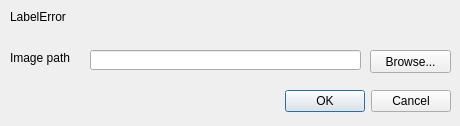
The window that fhgr/loaderrordialog.ui (cmahnke/FreehandRasterGeoreferencer) describes before a commit, drawn with Qt 5.
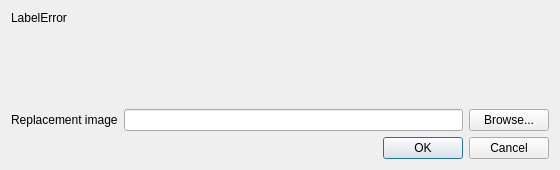
The same window after the commit.

```diff
--- a/fhgr/loaderrordialog.ui
+++ b/fhgr/loaderrordialog.ui
@@ -6,8 +6,8 @@
    <rect>
     <x>0</x>
     <y>0</y>
-    <width>460</width>
-    <height>126</height>
+    <width>560</width>
+    <height>170</height>
    </rect>
   </property>
   <property name="windowTitle">
@@ -16,77 +16,65 @@
   <property name="modal">
    <bool>true</bool>
   </property>
-  <widget class="QDialogButtonBox" name="buttonBox">
-   <property name="geometry">
-    <rect>
-     <x>80</x>
-     <y>90</y>
-     <width>371</width>
-     <height>23</height>
-    </rect>
-   </property>
-   <property name="orientation">
-    <enum>Qt::Horizontal</enum>
-   </property>
-   <property name="standardButtons">
-    <set>QDialogButtonBox::Cancel|QDialogButtonBox::Ok</set>
-   </property>
-  </widget>
-  <widget class="QLineEdit" name="lineEditImagePath">
-   <property name="geometry">
-    <rect>
-     <x>90</x>
-     <y>50</y>
-     <width>271</width>
-     <height>20</height>
-    </rect>
-   </property>
-  </widget>
-  <widget class="QPushButton" name="pushButtonBrowse">
-   <property name="geometry">
-    <rect>
-     <x>370</x>
-     <y>50</y>
-     <width>81</width>
-     <height>23</height>
-    </rect>
-   </property>
-   <property name="text">
-    <string>Browse...</string>
-   </property>
-  </widget>
-  <widget class="QLabel" name="label">
-   <property name="geometry">
-    <rect>
-     <x>10</x>
-     <y>50</y>
-     <width>71</width>
-     <height>16</height>
-    </rect>
-   </property>
-   <property name="text">
-    <string>Image path</string>
-   </property>
-  </widget>
-  <widget class="QLabel" name="lblError">
-   <property name="geometry">
-    <rect>
-     <x>10</x>
-     <y>10</y>
-     <width>431</width>
-     <height>31</height>
-    </rect>
-   </property>
-   <property name="text">
-    <string>LabelError</string>
-   </property>
-   <property name="alignment">
-    <set>Qt::AlignLeading|Qt::AlignLeft|Qt::AlignTop</set>
-   </property>
-   <property name="wordWrap">
-    <bool>true</bool>
-   </property>
-  </widget>
+  <layout class="QVBoxLayout" name="verticalLayout">
+   <item>
+    <widget class="QLabel" name="lblError">
+     <property name="text">
+      <string>LabelError</string>
+     </property>
+     <property name="alignment">
+      <set>Qt::AlignLeading|Qt::AlignLeft|Qt::AlignTop</set>
+     </property>
+     <property name="wordWrap">
+      <bool>true</bool>
+     </property>
+     <property name="textInteractionFlags">
+      <set>Qt::TextSelectableByKeyboard|Qt::TextSelectableByMouse</set>
+     </property>
+    </widget>
+   </item>
+   <item>
+    <layout class="QGridLayout" name="pathLayout">
+     <item row="0" column="0">
+      <widget class="QLabel" name="label">
+       <property name="text">
+        <string>Replacement image</string>
+       </property>
+       <property name="buddy">
+        <cstring>lineEditImagePath</cstring>
+       </property>
+      </widget>
+     </item>
+     <item row="0" column="1">
+      <widget class="QLineEdit" name="lineEditImagePath">
+       <property name="sizePolicy">
+        <sizepolicy hsizetype="Expanding" vsizetype="Fixed">
+         <horstretch>1</horstretch>
+         <verstretch>0</verstretch>
+        </sizepolicy>
+       </property>
+      </widget>
+     </item>
+     <item row="0" column="2">
+      <widget class="QPushButton" name="pushButtonBrowse">
+       <property name="text">
+        <string>Browse...</string>
+       </property>
+      </widget>
+     </item>
+    </layout>
+   </item>
+   <item>
+    <widget class="QDialogButtonBox" name="buttonBox">
+     <property name="orientation">
+      <enum>Qt::Horizontal</enum>
+     </property>
+     <property name="standardButtons">
+      <set>QDialogButtonBox::Cancel|QDialogButtonBox::Ok</set>
+     </property>
+    </widget>
+   </item>
+  </layout>
  </widget>
  <tabstops>
   <tabstop>lineEditImagePath</tabstop>
```
